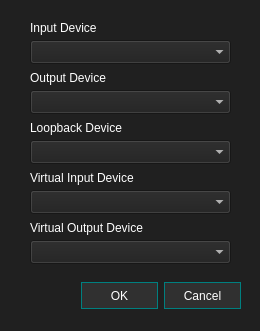
First picture: the form in qtui/devicesettings.ui, repository andre-tm-hui/ReVox, before the edit.
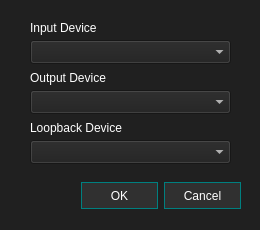
Second picture: the form after the edit.

What changed in the file:
```diff
--- a/qtui/devicesettings.ui
+++ b/qtui/devicesettings.ui
@@ -7,7 +7,7 @@
     <x>0</x>
     <y>0</y>
     <width>260</width>
-    <height>331</height>
+    <height>230</height>
    </rect>
   </property>
   <property name="sizePolicy">
@@ -19,13 +19,13 @@
   <property name="minimumSize">
    <size>
     <width>260</width>
-    <height>331</height>
+    <height>230</height>
    </size>
   </property>
   <property name="maximumSize">
    <size>
     <width>260</width>
-    <height>331</height>
+    <height>230</height>
    </size>
   </property>
   <property name="windowTitle">
@@ -39,7 +39,7 @@
    <property name="geometry">
     <rect>
      <x>20</x>
-     <y>280</y>
+     <y>180</y>
      <width>221</width>
      <height>32</height>
     </rect>
@@ -153,68 +153,6 @@
 QComboBox::drop-down {background:#303030; border:0px; outline:0px;}</string>
    </property>
   </widget>
-  <widget class="QLabel" name="label_4">
-   <property name="geometry">
-    <rect>
-     <x>30</x>
-     <y>170</y>
-     <width>201</width>
-     <height>16</height>
-    </rect>
-   </property>
-   <property name="text">
-    <string>Virtual Input Device</string>
-   </property>
-  </widget>
-  <widget class="QComboBox" name="vInput">
-   <property name="geometry">
-    <rect>
-     <x>30</x>
-     <y>190</y>
-     <width>201</width>
-     <height>24</height>
-    </rect>
-   </property>
-   <property name="styleSheet">
-    <string notr="true">background: #303030;
-color: #FFFFFF;
-border: 1px solid #008080;
-border-radius: 0px;
-
-QComboBox::drop-down {background:#303030; border:0px; outline:0px;}</string>
-   </property>
-  </widget>
-  <widget class="QLabel" name="label_5">
-   <property name="geometry">
-    <rect>
-     <x>30</x>
-     <y>220</y>
-     <width>201</width>
-     <height>16</height>
-    </rect>
-   </property>
-   <property name="text">
-    <string>Virtual Output Device</string>
-   </property>
-  </widget>
-  <widget class="QComboBox" name="vOutput">
-   <property name="geometry">
-    <rect>
-     <x>30</x>
-     <y>240</y>
-     <width>201</width>
-     <height>24</height>
-    </rect>
-   </property>
-   <property name="styleSheet">
-    <string notr="true">background: #303030;
-color: #FFFFFF;
-border: 1px solid #008080;
-border-radius: 0px;
-
-QComboBox::drop-down {background:#303030; border:0px; outline:0px;}</string>
-   </property>
-  </widget>
  </widget>
  <resources/>
  <connections>
```
